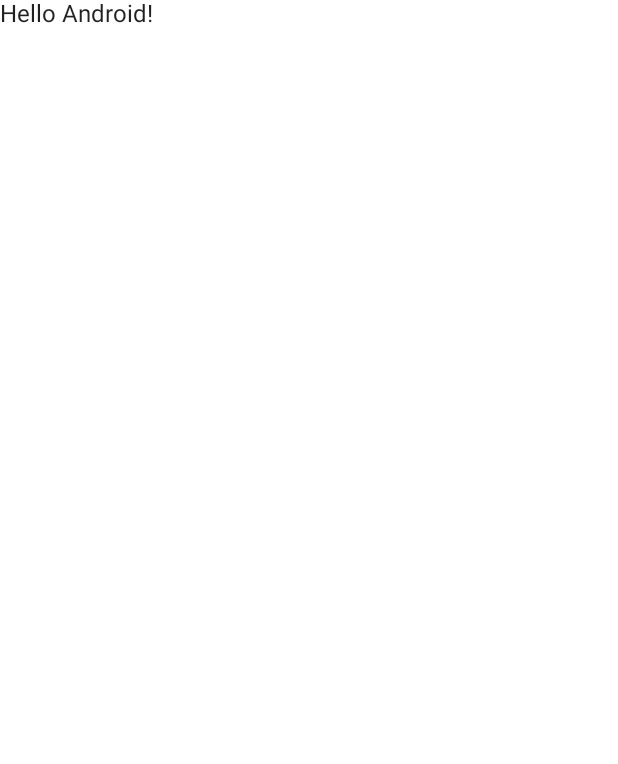
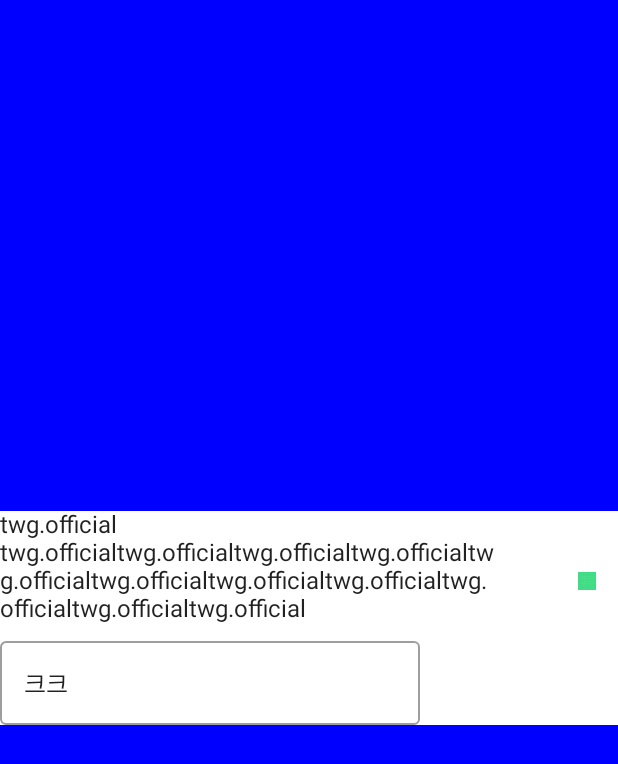
Before and after one commit to hyeok713/wanted-freeonboarding, an Android app built with Jetpack Compose: the screen it shows after launch (MainActivity), on a phone screen of 412 x 824 dp. Before the commit the part shown is almost empty. Shown: the top 764 px of the screen. Run offline under Robolectric (Android 15) with nearby library versions, the phone set to English and light mode, and no system bars.

Commit message:
3way to initiate remember variable

```diff
--- a/app3-compose/src/main/java/com/example/app3_compose/MainActivity.kt
+++ b/app3-compose/src/main/java/com/example/app3_compose/MainActivity.kt
@@ -20,6 +20,7 @@ import androidx.compose.ui.graphics.Color
 import androidx.compose.ui.res.painterResource
 import androidx.compose.ui.tooling.preview.Preview
 import androidx.compose.ui.unit.dp
+import com.example.app3_compose.ui.SearchBar
 import com.example.app3_compose.ui.theme.FreeonboardingTheme
 
 class MainActivity : ComponentActivity() {
@@ -28,12 +29,7 @@ class MainActivity : ComponentActivity() {
         setContent {
             FreeonboardingTheme {
                 // A surface container using the 'background' color from the theme
-                Surface(
-                    modifier = Modifier.fillMaxSize(),
-                    color = MaterialTheme.colors.background
-                ) {
-                    Greeting("Android")
-                }
+                SignInScreen()
             }
         }
     }
@@ -61,21 +57,23 @@ fun SignInScreen() {
             Text(text = "twg.official")
             Row(modifier = Modifier.fillMaxWidth()) {
                 Text(modifier = Modifier.weight(8f),text = "twg.officialtwg.officialtwg.officialtwg.officialtwg.officialtwg.officialtwg.officialtwg.officialtwg.officialtwg.officialtwg.official")
-                Spacer(modifier = Modifier.width(12.dp).weight(1f))
+                Spacer(modifier = Modifier
+                    .width(12.dp)
+                    .weight(1f))
                 Image(
                     modifier = Modifier
                         .size(12.dp, 12.dp)
                         .align(CenterVertically)
-                        .weight(1f).then(
+                        .weight(1f)
+                        .then(
                             /** then: 기존 설정된 Modifier 에 추가로 설정이 필요한 경우 **/
                             Modifier.size(12.dp)
                         ),
                     painter = painterResource(id = R.drawable.ic_launcher_background),
-                    contentDescription = " des"
-                )
+                    contentDescription = " des")
             }
             Spacer(modifier = Modifier.height(12.dp))
-
+            SearchBar()
         }
     }
 }
--- /dev/null
+++ b/app3-compose/src/main/java/com/example/app3_compose/ui/SearchBar.kt
@@ -0,0 +1,27 @@
+package com.example.app3_compose.ui
+
+import androidx.compose.foundation.layout.wrapContentSize
+import androidx.compose.material.OutlinedTextField
+import androidx.compose.runtime.*
+import androidx.compose.ui.Modifier
+import androidx.compose.ui.tooling.preview.Preview
+
+@Composable
+@Preview(showSystemUi = true)
+fun SearchBar() {
+    /* 3가지 remember 변수 선언 방식 */
+    val value1: MutableState<String> = remember { mutableStateOf("") }
+    var value2 by remember { mutableStateOf("") }
+    val (value3: String, setValue3: (String) -> Unit) = remember { mutableStateOf("크크") }
+
+    /* 상태 변경 */
+    value1.value = "하하"
+    value2 = "Asd"
+    setValue3.invoke("dd")
+
+    OutlinedTextField(
+        modifier = Modifier.wrapContentSize(),
+        value = value3,
+        onValueChange = { setValue3.invoke(it) },
+    )
+}
```
